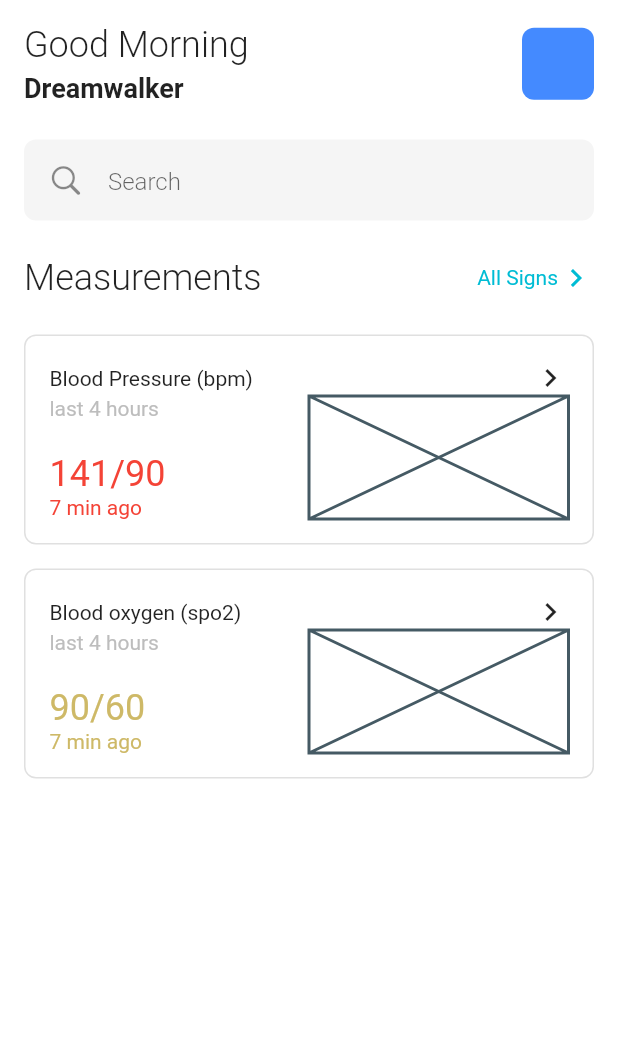
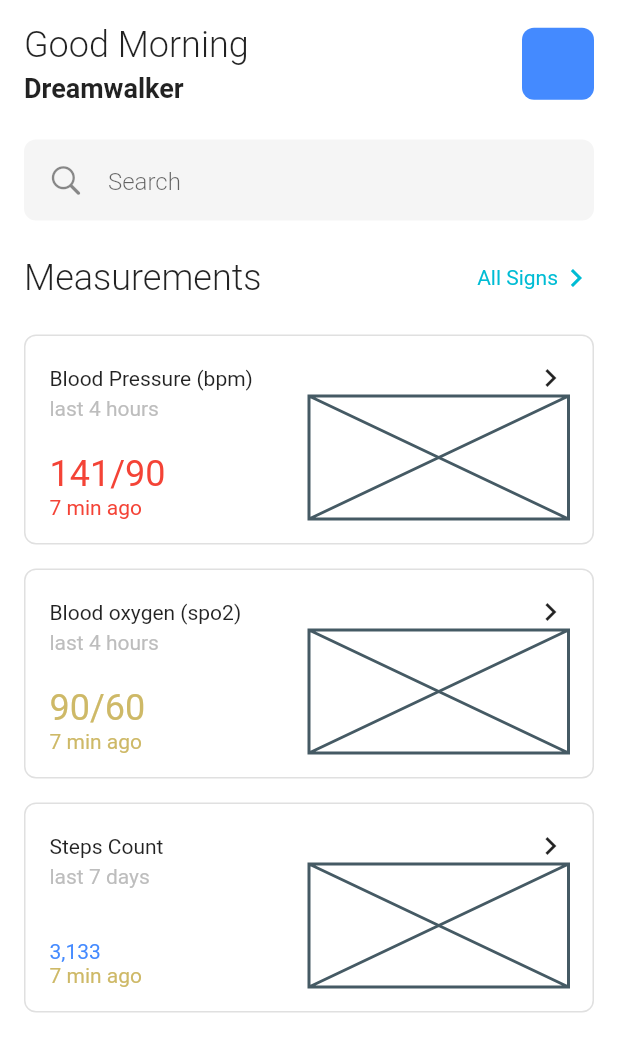
Before and after one commit to JAICHANGPARK/flutter_notebook_19th_story, a Flutter app: the screen it shows after launch, on a phone screen of 412 x 824 dp. Shown: the top 1052 px of the screen. Run offline on Flutter 3.47's test engine with Material 2 defaults, Android fonts, the phone set to English and light mode, and no system bars; our stand-ins replace cached_network_image, countup, fl_chart, flutter_riverpod, freezed_annotation, smooth_page_indicator and 1 more.

Commit message:
Update monitoring_main_page.dart

```diff
--- a/lib/ep1127_patient_monitoring_app/src/ui/monitoring_main_page.dart
+++ b/lib/ep1127_patient_monitoring_app/src/ui/monitoring_main_page.dart
@@ -226,6 +226,78 @@ class _MonitoringMainPageState extends State<MonitoringMainPage> {
                               ],
                             ),
                           ),
+                        ),
+                        Padding(
+                          padding: const EdgeInsets.symmetric(vertical: 8),
+                          child: Container(
+                            height: 140,
+                            decoration: BoxDecoration(
+                              borderRadius: BorderRadius.circular(8),
+                              border: Border.all(
+                                color: Colors.grey[300]!,
+                              ),
+                            ),
+                            padding: const EdgeInsets.all(16),
+                            child: Column(
+                              children: [
+                                Row(
+                                  mainAxisAlignment: MainAxisAlignment.spaceBetween,
+                                  children: const [
+                                    Text("Steps Count"),
+                                    Icon(Icons.keyboard_arrow_right),
+                                  ],
+                                ),
+                                Expanded(
+                                  child: Row(
+                                    children: [
+                                      Expanded(
+                                        child: Column(
+                                          crossAxisAlignment: CrossAxisAlignment.start,
+                                          children: [
+                                            Text(
+                                              "last 7 days",
+                                              style: TextStyle(
+                                                color: Colors.grey[400],
+                                                fontWeight: FontWeight.normal,
+                                              ),
+                                            ),
+                                            const Spacer(),
+                                            Text.rich(
+                                              TextSpan(
+                                                children: [
+                                                  TextSpan(
+                                                      text: "3,133",
+                                                      style: TextStyle(
+                                                        color: Colors.blueAccent,
+                                                      )),
+                                                ],
+                                              ),
+                                            ),
+                                            // const Text(
+                                            //   "3,133",
+                                            //   style: TextStyle(
+                                            //     color: Color.fromRGBO(206, 185, 103, 1),
+                                            //     fontSize: 24,
+                                            //   ),
+                                            // ),
+                                            const Text(
+                                              "7 min ago",
+                                              style: TextStyle(
+                                                color: Color.fromRGBO(206, 185, 103, 1),
+                                              ),
+                                            ),
+                                          ],
+                                        ),
+                                      ),
+                                      const Expanded(
+                                        child: Placeholder(),
+                                      ),
+                                    ],
+                                  ),
+                                ),
+                              ],
+                            ),
+                          ),
                         )
                       ],
                     ),
```
